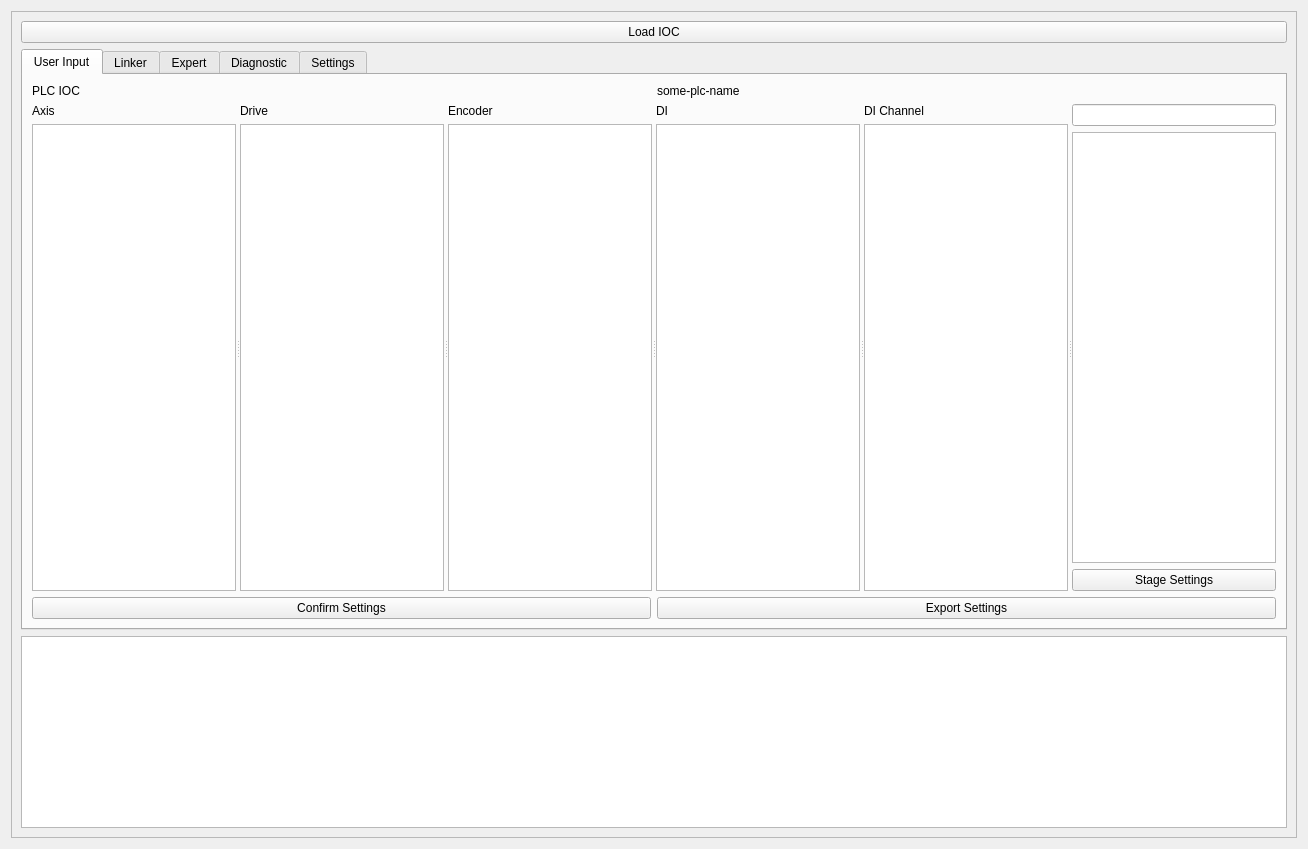
ctslac/lcls-user-motor-gui, file user-motor-gui.ui: the form before one commit.
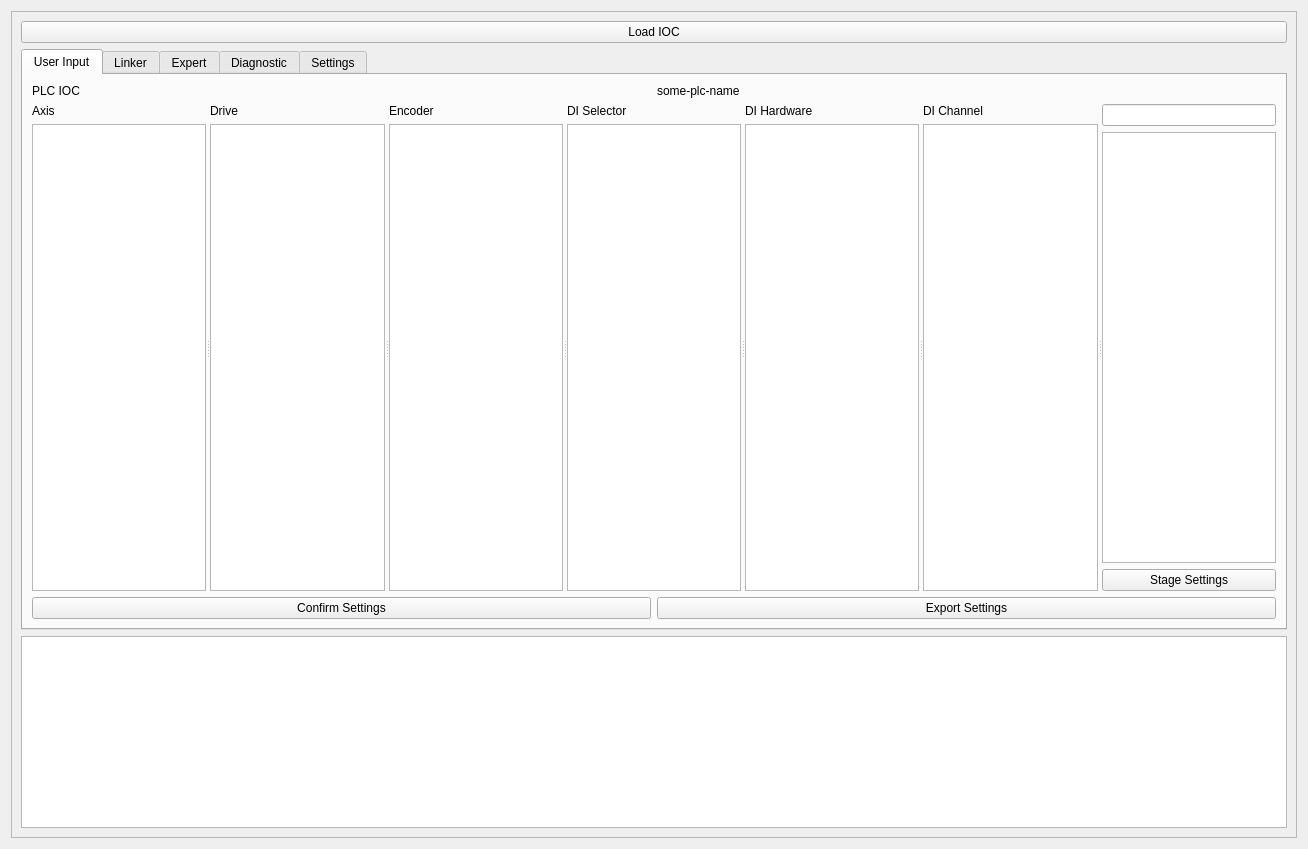
The form after the commit. Custom widgets are drawn as their Qt base class.

Commit message: completed user input detection, proceeding to start handling checking caputs

```diff
--- a/user-motor-gui.ui
+++ b/user-motor-gui.ui
@@ -13,7 +13,7 @@
   <property name="windowTitle">
    <string>Form</string>
   </property>
-  <layout class="QVBoxLayout" name="verticalLayout_4">
+  <layout class="QHBoxLayout" name="horizontalLayout">
    <item>
     <widget class="QScrollArea" name="scrollArea">
      <property name="widgetResizable">
@@ -45,9 +45,7 @@
           <attribute name="title">
            <string>User Input</string>
           </attribute>
-          <layout class="QVBoxLayout" name="verticalLayout_8">
-           <item>
-            <layout class="QVBoxLayout" name="verticalLayout_5">
+          <layout class="QVBoxLayout" name="verticalLayout_4">
              <item>
               <layout class="QVBoxLayout" name="verticalLayout_10">
                <item>
@@ -129,17 +127,31 @@
                  </item>
                 </layout>
                </widget>
+             <widget class="QWidget" name="layoutWidget_4">
+              <layout class="QVBoxLayout" name="verticalLayout_39">
+               <item>
+                <widget class="QLabel" name="display_di_sel_label">
+                 <property name="text">
+                  <string>DI Selector</string>
+                 </property>
+                </widget>
+               </item>
+               <item>
+                <widget class="QListWidget" name="ui_digital_input_axis"/>
+               </item>
+              </layout>
+             </widget>
                <widget class="QWidget" name="layoutWidget_2">
                 <layout class="QVBoxLayout" name="verticalLayout_26">
                  <item>
                   <widget class="QLabel" name="DI">
                    <property name="text">
-                    <string>DI</string>
+                  <string>DI Hardware</string>
                    </property>
                   </widget>
                  </item>
                  <item>
-                  <widget class="QListWidget" name="display_di_ui"/>
+                <widget class="QListWidget" name="ui_digital_input_hardware"/>
                  </item>
                 </layout>
                </widget>
@@ -153,7 +165,7 @@
                   </widget>
                  </item>
                  <item>
-                  <widget class="QListWidget" name="display_di_c_ui"/>
+                <widget class="QListWidget" name="ui_digital_input_channels"/>
                  </item>
                 </layout>
                </widget>
@@ -206,8 +218,6 @@
                   <string>Export Settings</string>
                  </property>
                 </widget>
-               </item>
-              </layout>
              </item>
             </layout>
            </item>
```
Lines whose indentation alone changed are shown as unchanged. The commit also changes 1 other file.
